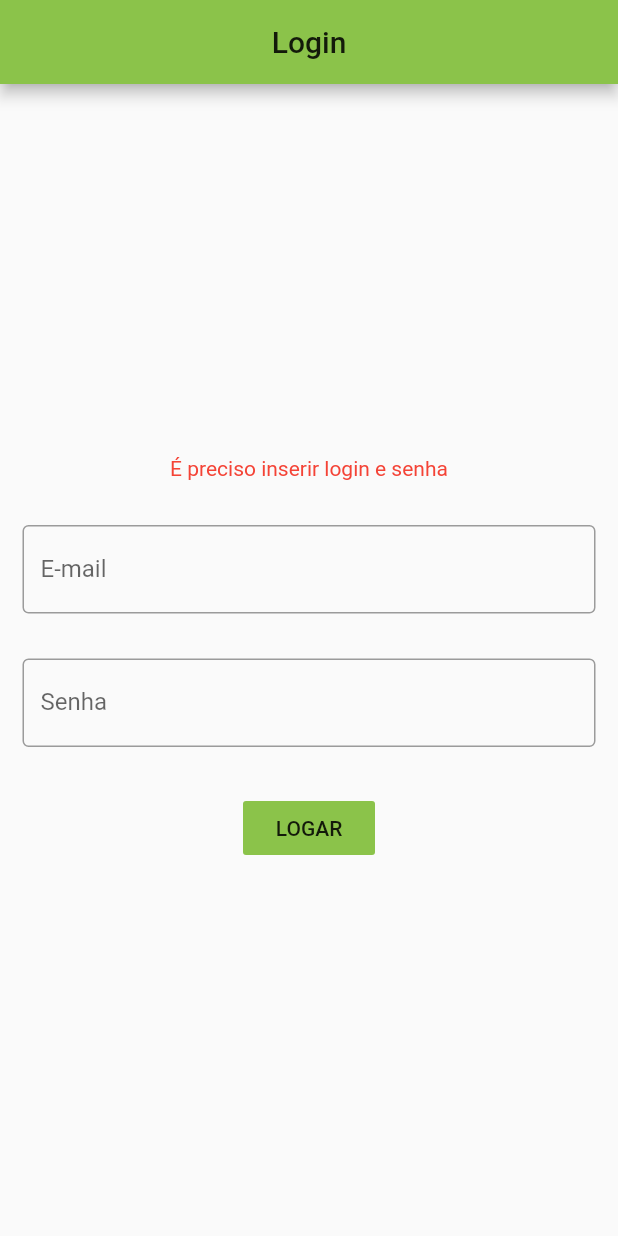
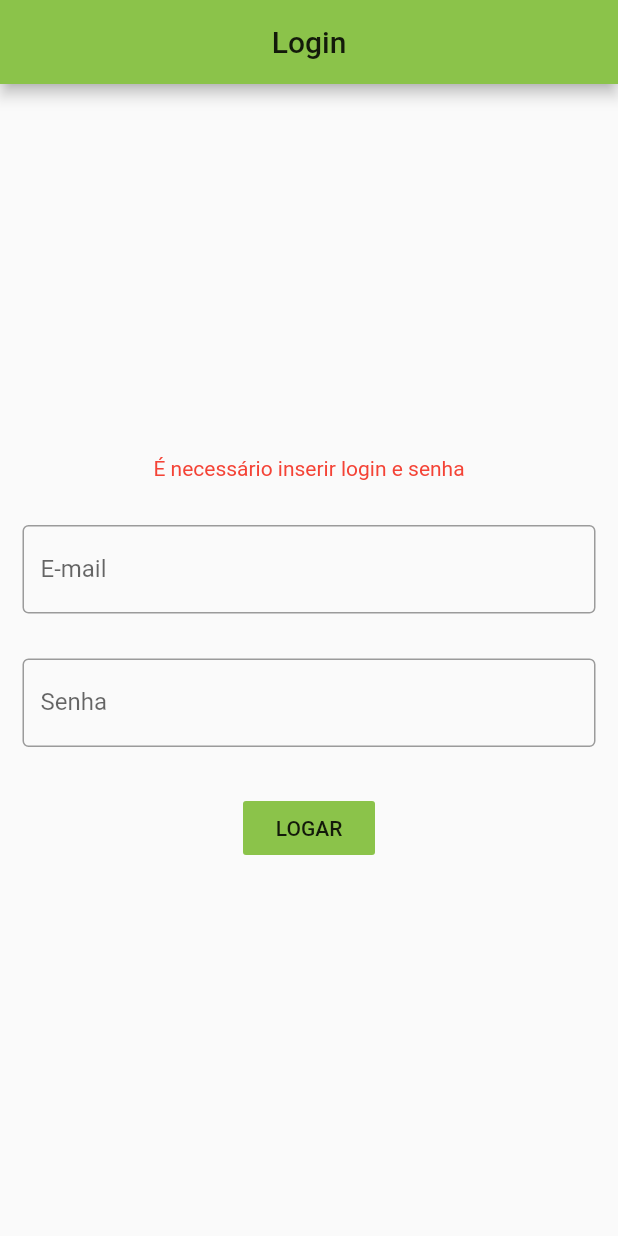
Before and after one commit to brenoafgs/Prototipo_Login, a Flutter app: the screen it shows after launch, after a tap on "LOGAR", on a phone screen of 412 x 824 dp. Run offline on Flutter 3.47's test engine with Material 2 defaults, Android fonts, the phone set to English and light mode, and no system bars.

Commit message:
Update tela_de_login.dart

```diff
--- a/lib/tela_de_login.dart
+++ b/lib/tela_de_login.dart
@@ -73,7 +73,7 @@ class _TelaState extends State<Tela> {
         Navigator.push(
             context, MaterialPageRoute(builder: (context) => TelaHome(email)));
       } else {
-        avisoErro = 'É preciso inserir login e senha';
+        avisoErro = 'É necessário inserir login e senha';
       }
     });
   }
```
